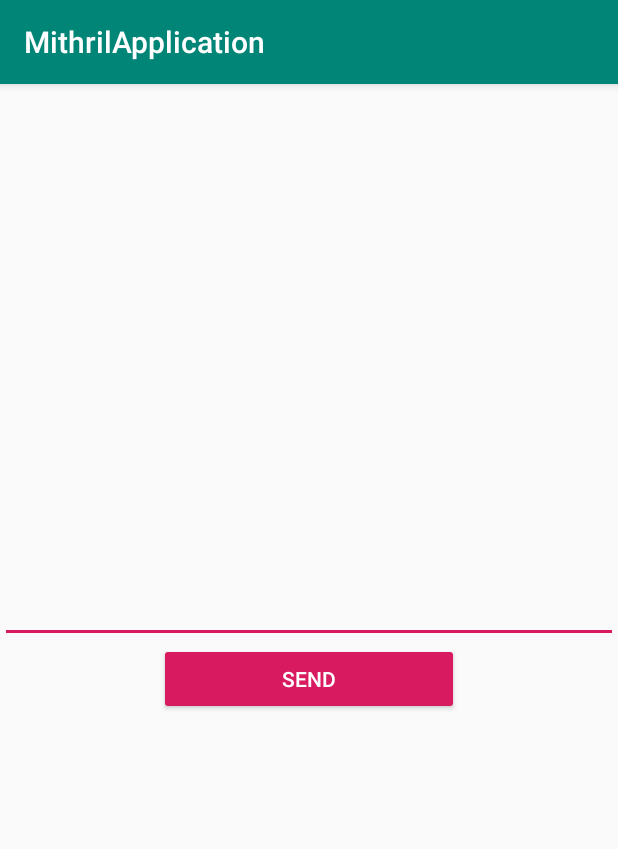
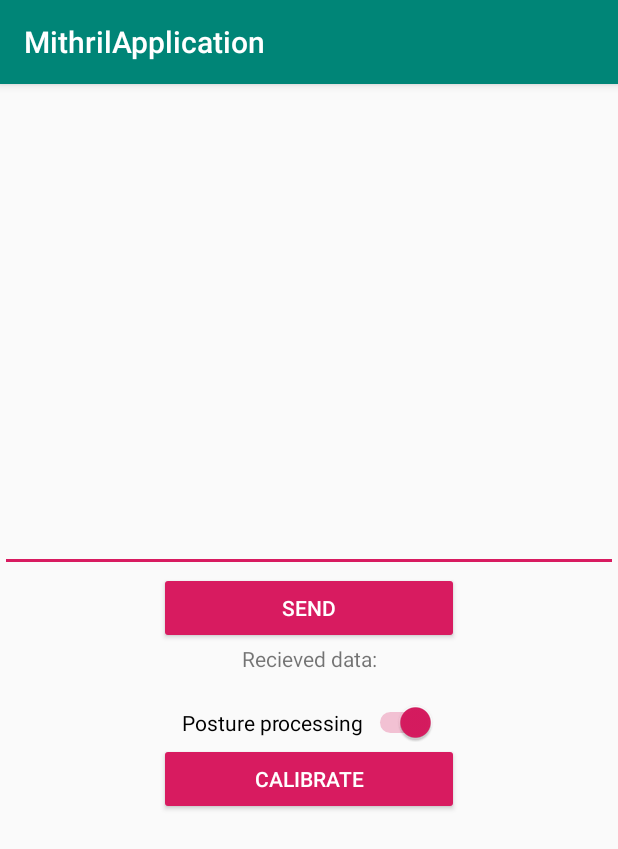
Before and after one commit to DT6A/MithrilApp, an Android app: the ControllActivity screen opened directly, with no data from a screen before it, on a phone screen of 412 x 824 dp. Shown: the top 849 px of the screen. Run offline under Robolectric (Android 15) with nearby library versions, the phone set to English and light mode, and no system bars.

Commit message:
Version 0.1.0 -- Control activity inerface changed. Added calibraion button and posture processing switch bar. -- Control activity now sends compatible bytes for calibration and posture processing.

```diff
--- a/app/src/main/java/com/mthl/mithrilapplication/ControllActivity.kt
+++ b/app/src/main/java/com/mthl/mithrilapplication/ControllActivity.kt
@@ -1,5 +1,6 @@
 package com.mthl.mithrilapplication
 
+import android.app.ProgressDialog
 import android.content.Context
 import android.os.AsyncTask
 import androidx.appcompat.app.AppCompatActivity
@@ -8,6 +9,17 @@ import kotlinx.android.synthetic.main.activity_controll.*
 import java.lang.Exception
 
 class ControllActivity : AppCompatActivity() {
+
+        private val CALIBRATION_BYTE: Char = 'C'
+        private val POSTURE_ON_BYTE: String = "P"
+        private val POSTURE_OFF_BYTE: String = "D"
+
+        companion object {
+            var isPostureOn:Boolean = true
+            var isCalibrationRunning:Boolean = false
+            lateinit var progress: ProgressDialog
+        }
+
         private var isOn = true
         private class bluetoothReciever(c: Context, val notifier: ControllActivity.notifRecieve) : AsyncTask<Void, Void, String>() {
 
@@ -22,9 +34,10 @@ class ControllActivity : AppCompatActivity() {
             }
 
             override fun doInBackground(vararg params: Void?): String {
-                while ((context as ControllActivity).isOn) {
+                while (!isCancelled() and (context as ControllActivity).isOn) {
+                    while (isCalibrationRunning) {}
                     try {
-                        Thread.sleep(500)
+                        Thread.sleep(100)
                         val data: ByteArray = ByteArray(100)
                         val len = BluetoothActivity.m_bluetoothSocket!!.inputStream.read(data)
                         notifier.showData(data.sliceArray(0..(len - 1)))
@@ -38,14 +51,48 @@ class ControllActivity : AppCompatActivity() {
             }
         }
 
+        private lateinit var btTask: bluetoothReciever
+        private class calibrationReciever(c: Context) : AsyncTask<Void, Void, String>() {
 
+            private var context: Context
+
+            init {
+                this.context = c
+            }
+
+            override fun onPreExecute() {
+                super.onPreExecute()
+                isCalibrationRunning = true
+                BluetoothActivity.m_bluetoothSocket!!.outputStream.write((context as ControllActivity).CALIBRATION_BYTE.toString().toByteArray())
+                progress = ProgressDialog.show(context, "Calibrating", "Please stay still")
+            }
+
+            override fun doInBackground(vararg params: Void?): String {
+                val tBegin = System.currentTimeMillis()
+
+                while (System.currentTimeMillis() - tBegin < 4000) {
+                    val data: ByteArray = ByteArray(100)
+                    val len = BluetoothActivity.m_bluetoothSocket!!.inputStream.read(data)
+                    if (data.indexOf((context as ControllActivity).CALIBRATION_BYTE.toByte()) != -1)
+                        break
+                }
+
+                return null.toString()
+            }
+
+            override fun onPostExecute(result: String?) {
+                super.onPostExecute(result)
+                isCalibrationRunning = false
+                progress.dismiss()
+            }
+        }
         private class notifRecieve(val c: ControllActivity) {
             fun showData(data: ByteArray) {
                 c.dataTV.setText(data.toString(Charsets.US_ASCII))
             }
         }
 
-        private lateinit var btTask: bluetoothReciever
+        private lateinit var calibrTask: calibrationReciever
 
         override fun onCreate(savedInstanceState: Bundle?) {
             super.onCreate(savedInstanceState)
@@ -61,8 +108,35 @@ class ControllActivity : AppCompatActivity() {
                     }
                 }
             }
+
+            if (isPostureOn)
+                switchPosture.isChecked = true
+            switchPosture.setOnCheckedChangeListener { _, isChecked ->
+                isPostureOn = isChecked
+                if (BluetoothActivity.m_bluetoothSocket != null) {
+                    try {
+                        var v: String = if (isChecked) POSTURE_ON_BYTE else POSTURE_OFF_BYTE
+                        BluetoothActivity.m_bluetoothSocket!!.outputStream.write(v.toByteArray())
+                    } catch (e: Exception) {
+                        e.printStackTrace()
+                    }
+                }
+            }
+
             btTask = bluetoothReciever(this, notifRecieve(this))
-            btTask.execute()
+            btTask.executeOnExecutor(AsyncTask.THREAD_POOL_EXECUTOR)
+
+            calibrCommandBtn.setOnClickListener {
+                if (BluetoothActivity.m_bluetoothSocket != null) {
+                    try {
+                        calibrTask = calibrationReciever(this)
+                        calibrTask.executeOnExecutor(AsyncTask.THREAD_POOL_EXECUTOR)
+                    }
+                    catch (e: Exception) {
+                        e.printStackTrace()
+                    }
+                }
+            }
         }
 
     override fun onDestroy() {
--- a/app/src/main/res/layout/activity_controll.xml
+++ b/app/src/main/res/layout/activity_controll.xml
@@ -23,9 +23,29 @@
         android:text="Send" />
 
     <TextView
+        android:id="@+id/dataTextTV"
+        android:layout_width="match_parent"
+        android:layout_height="wrap_content"
+        android:textAlignment="center"
+        android:text="Recieved data:"/>
+
+    <TextView
         android:id="@+id/dataTV"
         android:layout_width="match_parent"
         android:layout_height="wrap_content"
         android:textAlignment="center"/>
 
+    <Switch
+        android:id="@+id/switchPosture"
+        android:layout_width="wrap_content"
+        android:layout_height="wrap_content"
+        android:text="Posture processing"
+        />
+    <Button
+        android:id="@+id/calibrCommandBtn"
+        style="@style/Widget.AppCompat.Button.Colored"
+        android:layout_width="wrap_content"
+        android:layout_height="wrap_content"
+        android:minWidth="200dp"
+        android:text="Calibrate" />
 </LinearLayout>
```
